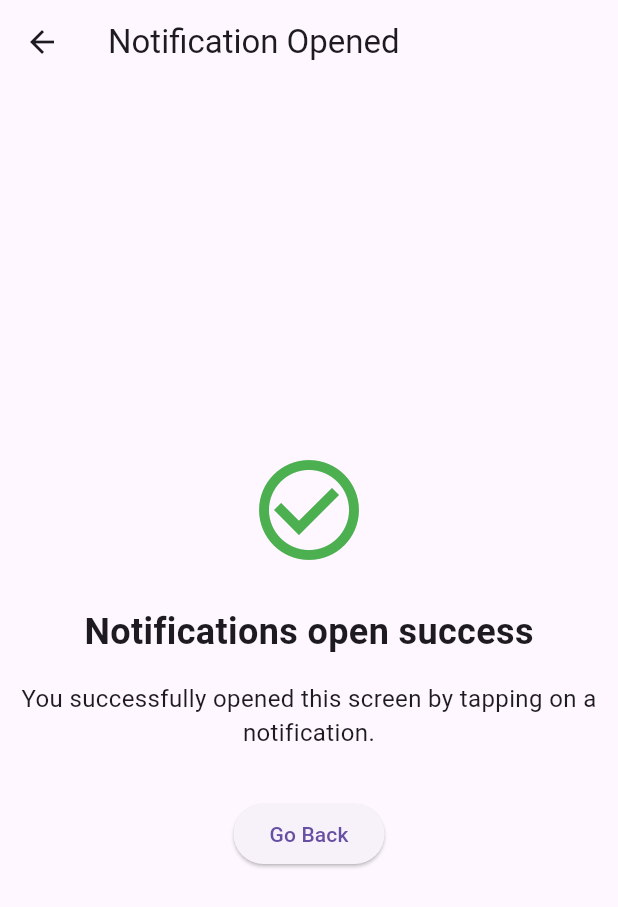
After one commit to zoskar/test-lab, a Flutter app: the NotificationSuccessPage screen opened directly, on a phone screen of 412 x 824 dp. The commit adds this screen. Shown: the top 907 px of the screen. Run offline on Flutter 3.47's test engine with Material 3 defaults, Android fonts, the light colour scheme and no system bars; our stand-ins replace bloc, firebase_auth, firebase_core, flutter_bloc, flutter_local_notifications, google_sign_in and 2 more; missing offline and left inert: app_settings; accounts and stored records are empty.

Commit message:
add notification opened page

```diff
--- /dev/null
+++ b/lib/features/notifications/notifications_success_page.dart
@@ -0,0 +1,40 @@
+import 'package:flutter/material.dart';
+
+class NotificationSuccessPage extends StatelessWidget {
+  const NotificationSuccessPage({super.key});
+
+  @override
+  Widget build(BuildContext context) {
+    return Scaffold(
+      appBar: AppBar(title: const Text('Notification Opened')),
+      body: Center(
+        child: Column(
+          mainAxisAlignment: MainAxisAlignment.center,
+          children: [
+            const Icon(
+              Icons.check_circle_outline,
+              color: Colors.green,
+              size: 80,
+            ),
+            const SizedBox(height: 24),
+            const Text(
+              'Notifications open success',
+              style: TextStyle(fontSize: 24, fontWeight: FontWeight.bold),
+            ),
+            const SizedBox(height: 16),
+            const Text(
+              'You successfully opened this screen by tapping on a notification.',
+              textAlign: TextAlign.center,
+              style: TextStyle(fontSize: 16),
+            ),
+            const SizedBox(height: 32),
+            ElevatedButton(
+              onPressed: () => Navigator.of(context).pop(),
+              child: const Text('Go Back'),
+            ),
+          ],
+        ),
+      ),
+    );
+  }
+}
```
Also changed, not shown: lib/features/notifications/notifications_page.dart (+18 -7 lines), lib/features/notifications/notifications_opened_page.dart (deleted).
